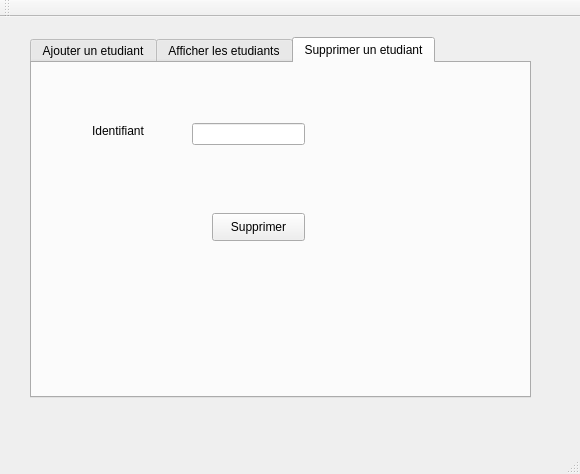
Above: mainwindow.ui from nourheneee/Smart_Recruting_Help_Centre_2A20 before the change. Below: the same form after it.
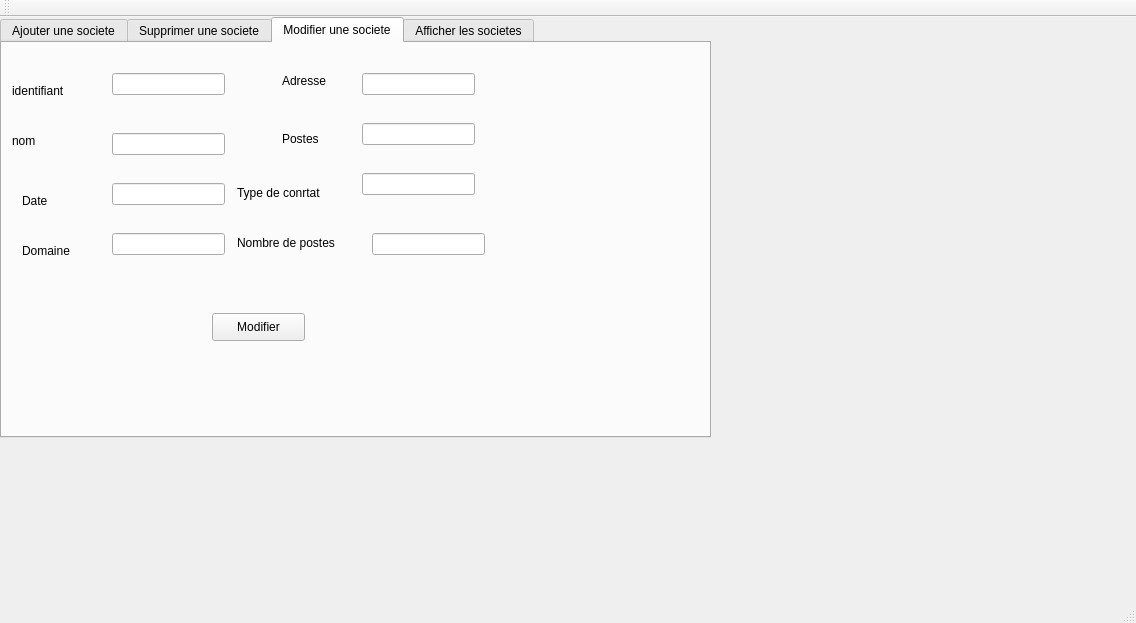
That is the form after the change.

```diff
--- a/mainwindow.ui
+++ b/mainwindow.ui
@@ -6,8 +6,8 @@
    <rect>
     <x>0</x>
     <y>0</y>
-    <width>580</width>
-    <height>474</height>
+    <width>1136</width>
+    <height>623</height>
    </rect>
   </property>
   <property name="windowTitle">
@@ -17,10 +17,10 @@
    <widget class="QTabWidget" name="tabWidget">
     <property name="geometry">
      <rect>
-      <x>30</x>
-      <y>20</y>
-      <width>501</width>
-      <height>361</height>
+      <x>0</x>
+      <y>0</y>
+      <width>711</width>
+      <height>421</height>
      </rect>
     </property>
     <property name="currentIndex">
@@ -28,7 +28,7 @@
     </property>
     <widget class="QWidget" name="tab">
      <attribute name="title">
-      <string>Ajouter un etudiant</string>
+      <string>Ajouter une societe</string>
      </attribute>
      <widget class="QGroupBox" name="groupBox_2">
       <property name="geometry">
@@ -124,33 +124,133 @@
         <string>Ajouter</string>
        </property>
       </widget>
-     </widget>
-    </widget>
-    <widget class="QWidget" name="tab_2">
-     <attribute name="title">
-      <string>Afficher les etudiants</string>
-     </attribute>
-     <widget class="QTableView" name="tab_etudiant">
-      <property name="geometry">
-       <rect>
-        <x>10</x>
-        <y>10</y>
-        <width>481</width>
-        <height>321</height>
-       </rect>
-      </property>
+      <widget class="QLabel" name="label_2">
+       <property name="geometry">
+        <rect>
+         <x>10</x>
+         <y>130</y>
+         <width>56</width>
+         <height>16</height>
+        </rect>
+       </property>
+       <property name="text">
+        <string>Domaine</string>
+       </property>
+      </widget>
+      <widget class="QLabel" name="label_3">
+       <property name="geometry">
+        <rect>
+         <x>260</x>
+         <y>30</y>
+         <width>56</width>
+         <height>16</height>
+        </rect>
+       </property>
+       <property name="text">
+        <string>Adresse</string>
+       </property>
+      </widget>
+      <widget class="QLabel" name="label_7">
+       <property name="geometry">
+        <rect>
+         <x>260</x>
+         <y>60</y>
+         <width>56</width>
+         <height>16</height>
+        </rect>
+       </property>
+       <property name="text">
+        <string>Postes</string>
+       </property>
+      </widget>
+      <widget class="QLabel" name="label_8">
+       <property name="geometry">
+        <rect>
+         <x>230</x>
+         <y>100</y>
+         <width>101</width>
+         <height>21</height>
+        </rect>
+       </property>
+       <property name="text">
+        <string>Type de contrat</string>
+       </property>
+      </widget>
+      <widget class="QLabel" name="label_9">
+       <property name="geometry">
+        <rect>
+         <x>225</x>
+         <y>140</y>
+         <width>111</width>
+         <height>20</height>
+        </rect>
+       </property>
+       <property name="text">
+        <string>Nombre de postes</string>
+       </property>
+      </widget>
+      <widget class="QLineEdit" name="le_Domaine">
+       <property name="geometry">
+        <rect>
+         <x>100</x>
+         <y>130</y>
+         <width>113</width>
+         <height>22</height>
+        </rect>
+       </property>
+      </widget>
+      <widget class="QLineEdit" name="le_Adresse">
+       <property name="geometry">
+        <rect>
+         <x>340</x>
+         <y>20</y>
+         <width>113</width>
+         <height>22</height>
+        </rect>
+       </property>
+      </widget>
+      <widget class="QLineEdit" name="le_Postes">
+       <property name="geometry">
+        <rect>
+         <x>340</x>
+         <y>60</y>
+         <width>113</width>
+         <height>22</height>
+        </rect>
+       </property>
+      </widget>
+      <widget class="QLineEdit" name="le_Type">
+       <property name="geometry">
+        <rect>
+         <x>340</x>
+         <y>100</y>
+         <width>113</width>
+         <height>22</height>
+        </rect>
+       </property>
+      </widget>
+      <widget class="QLineEdit" name="le_NombreP">
+       <property name="geometry">
+        <rect>
+         <x>340</x>
+         <y>140</y>
+         <width>113</width>
+         <height>22</height>
+        </rect>
+       </property>
+      </widget>
      </widget>
     </widget>
     <widget class="QWidget" name="tab_3">
      <attribute name="title">
-      <string>Supprimer un etudiant</string>
+      <string>Supprimer une societe</string>
      </attribute>
      <widget class="QLabel" name="label">
       <property name="geometry">
        <rect>
         <x>60</x>
         <y>60</y>
-        <width>56</width>
+        <width>81</width>
         <height>16</height>
        </rect>
       </property>
@@ -182,6 +282,223 @@
       </property>
      </widget>
     </widget>
+    <widget class="QWidget" name="tab_4">
+     <attribute name="title">
+      <string>Modifier une societe</string>
+     </attribute>
+     <widget class="QPushButton" name="pb_modifier">
+      <property name="geometry">
+       <rect>
+        <x>210</x>
+        <y>270</y>
+        <width>93</width>
+        <height>28</height>
+       </rect>
+      </property>
+      <property name="text">
+       <string>Modifier</string>
+      </property>
+     </widget>
+     <widget class="QLineEdit" name="le_id_m">
+      <property name="geometry">
+       <rect>
+        <x>110</x>
+        <y>30</y>
+        <width>113</width>
+        <height>22</height>
+       </rect>
+      </property>
+     </widget>
+     <widget class="QLineEdit" name="le_nom_m">
+      <property name="geometry">
+       <rect>
+        <x>110</x>
+        <y>90</y>
+        <width>113</width>
+        <height>22</height>
+       </rect>
+      </property>
+     </widget>
+     <widget class="QLineEdit" name="le_date_m">
+      <property name="geometry">
+       <rect>
+        <x>110</x>
+        <y>140</y>
+        <width>113</width>
+        <height>22</height>
+       </rect>
+      </property>
+     </widget>
+     <widget class="QLineEdit" name="le_domaine_m">
+      <property name="geometry">
+       <rect>
+        <x>110</x>
+        <y>190</y>
+        <width>113</width>
+        <height>22</height>
+       </rect>
+      </property>
+     </widget>
+     <widget class="QLineEdit" name="le_adresse_m">
+      <property name="geometry">
+       <rect>
+        <x>360</x>
+        <y>30</y>
+        <width>113</width>
+        <height>22</height>
+       </rect>
+      </property>
+     </widget>
+     <widget class="QLineEdit" name="le_postes_m">
+      <property name="geometry">
+       <rect>
+        <x>360</x>
+        <y>80</y>
+        <width>113</width>
+        <height>22</height>
+       </rect>
+      </property>
+     </widget>
+     <widget class="QLineEdit" name="le_type_m">
+      <property name="geometry">
+       <rect>
+        <x>360</x>
+        <y>130</y>
+        <width>113</width>
+        <height>22</height>
+       </rect>
+      </property>
+     </widget>
+     <widget class="QLineEdit" name="le_nbp_m">
+      <property name="geometry">
+       <rect>
+        <x>370</x>
+        <y>190</y>
+        <width>113</width>
+        <height>22</height>
+       </rect>
+      </property>
+     </widget>
+     <widget class="QLabel" name="label_10">
+      <property name="geometry">
+       <rect>
+        <x>10</x>
+        <y>40</y>
+        <width>56</width>
+        <height>16</height>
+       </rect>
+      </property>
+      <property name="text">
+       <string>identifiant</string>
+      </property>
+     </widget>
+     <widget class="QLabel" name="label_11">
+      <property name="geometry">
+       <rect>
+        <x>10</x>
+        <y>90</y>
+        <width>56</width>
+        <height>16</height>
+       </rect>
+      </property>
+      <property name="text">
+       <string>nom</string>
+      </property>
+     </widget>
+     <widget class="QLabel" name="label_12">
+      <property name="geometry">
+       <rect>
+        <x>20</x>
+        <y>150</y>
+        <width>56</width>
+        <height>16</height>
+       </rect>
+      </property>
+      <property name="text">
+       <string>Date</string>
+      </property>
+     </widget>
+     <widget class="QLabel" name="label_13">
+      <property name="geometry">
+       <rect>
+        <x>20</x>
+        <y>200</y>
+        <width>56</width>
+        <height>16</height>
+       </rect>
+      </property>
+      <property name="text">
+       <string>Domaine</string>
+      </property>
+     </widget>
+     <widget class="QLabel" name="label_14">
+      <property name="geometry">
+       <rect>
+        <x>280</x>
+        <y>30</y>
+        <width>56</width>
+        <height>16</height>
+       </rect>
+      </property>
+      <property name="text">
+       <string>Adresse</string>
+      </property>
+     </widget>
+     <widget class="QLabel" name="label_15">
+      <property name="geometry">
+       <rect>
+        <x>280</x>
+        <y>86</y>
+        <width>56</width>
+        <height>20</height>
+       </rect>
+      </property>
+      <property name="text">
+       <string>Postes</string>
+      </property>
+     </widget>
+     <widget class="QLabel" name="label_16">
+      <property name="geometry">
+       <rect>
+        <x>235</x>
+        <y>140</y>
+        <width>101</width>
+        <height>20</height>
+       </rect>
+      </property>
+      <property name="text">
+       <string>Type de conrtat</string>
+      </property>
+     </widget>
+     <widget class="QLabel" name="label_17">
+      <property name="geometry">
+       <rect>
+        <x>235</x>
+        <y>190</y>
+        <width>111</width>
+        <height>20</height>
+       </rect>
+      </property>
+      <property name="text">
+       <string>Nombre de postes</string>
+      </property>
+     </widget>
+    </widget>
+    <widget class="QWidget" name="tab_2">
+     <attribute name="title">
+      <string>Afficher les societes</string>
+     </attribute>
+     <widget class="QTableView" name="tab_societe">
+      <property name="geometry">
+       <rect>
+        <x>10</x>
+        <y>10</y>
+        <width>661</width>
+        <height>321</height>
+       </rect>
+      </property>
+     </widget>
+    </widget>
    </widget>
   </widget>
   <widget class="QMenuBar" name="menuBar">
```
Left out of the diff: 46 changed lines with no effect on the pictures.
